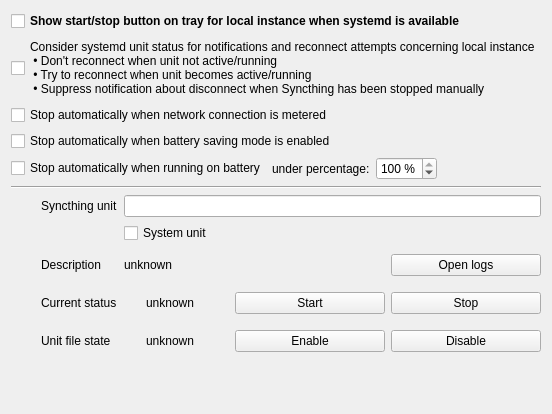
First picture: the form in syncthingwidgets/settings/systemdoptionpage.ui, repository Martchus/syncthingtray, before the edit.
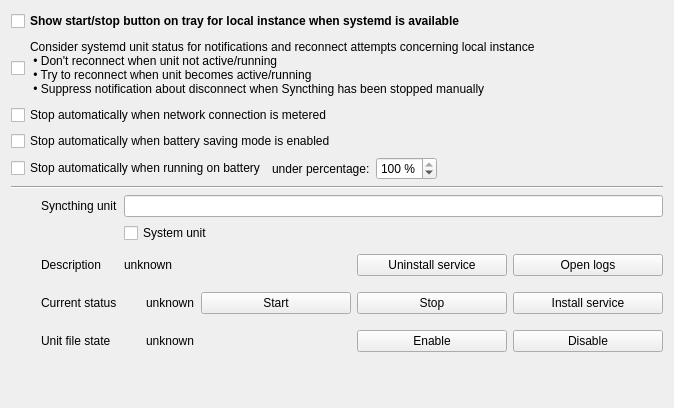
Second picture: the form after the edit. Icons and pictures are not drawn. Custom widgets are drawn as their Qt base class.

Commit message: Add experimental Windows service support

```diff
--- a/syncthingwidgets/settings/systemdoptionpage.ui
+++ b/syncthingwidgets/settings/systemdoptionpage.ui
@@ -184,6 +184,22 @@
           </property>
          </spacer>
         </item>
+        <item>
+         <widget class="QPushButton" name="uninstallPushButton">
+          <property name="minimumSize">
+           <size>
+            <width>150</width>
+            <height>0</height>
+           </size>
+          </property>
+          <property name="text">
+           <string>Uninstall service</string>
+          </property>
+          <property name="icon">
+           <iconset theme="edit-delete"/>
+          </property>
+         </widget>
+        </item>
         <item>
          <widget class="QPushButton" name="openLogsPushButton">
           <property name="minimumSize">
@@ -290,6 +306,22 @@
           </property>
          </widget>
         </item>
+        <item>
+         <widget class="QPushButton" name="installPushButton">
+          <property name="minimumSize">
+           <size>
+            <width>150</width>
+            <height>0</height>
+           </size>
+          </property>
+          <property name="text">
+           <string>Install service</string>
+          </property>
+          <property name="icon">
+           <iconset theme="system-software-install"/>
+          </property>
+         </widget>
+        </item>
        </layout>
       </item>
       <item row="4" column="0">
@@ -379,9 +411,6 @@
         </item>
        </layout>
       </item>
-      <item row="5" column="1">
-       <layout class="QHBoxLayout" name="logsHorizontalLayout"/>
-      </item>
      </layout>
     </widget>
    </item>
@@ -396,7 +425,7 @@
        <height>40</height>
       </size>
      </property>
-    </spacer>
+     </spacer>
    </item>
   </layout>
  </widget>
```
Left out of the diff: 2 changed lines with no effect on the pictures. The commit also changes 24 other files.
